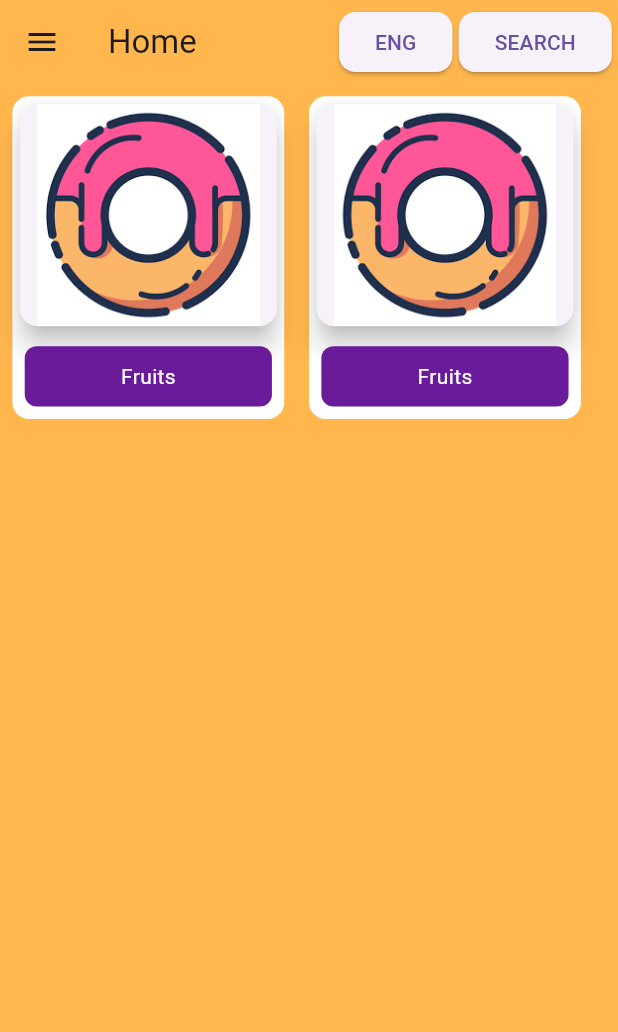
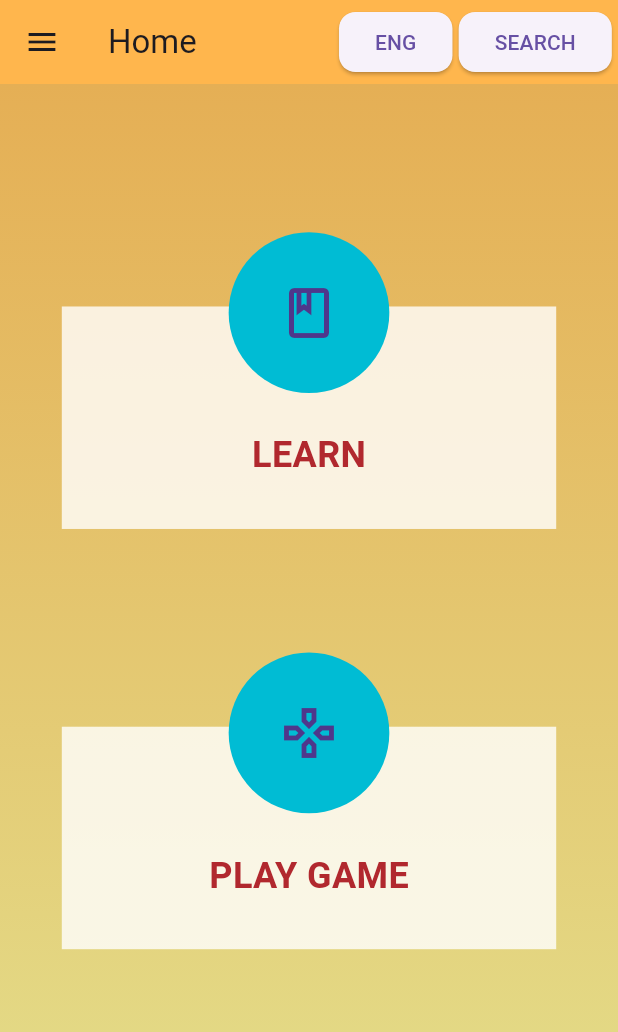
Before and after one commit to shayansaeed123/picture_dictionary, a Flutter app: the HomePage screen opened directly, on a phone screen of 412 x 824 dp. Shown: the top 1032 px of the screen. Run offline on Flutter 3.47's test engine with Material 3 defaults, Android fonts, the phone set to English and light mode, and no system bars; our stand-ins replace device_preview.

Commit message:
new
home

```diff
--- a/lib/view/dashboard/home.dart
+++ b/lib/view/dashboard/home.dart
@@ -4,6 +4,7 @@ import 'package:flutter/cupertino.dart';
 import 'package:flutter/material.dart';
 import 'package:flutter/widgets.dart';
 import 'package:picture_dictionary/res/reusablehomebtn.dart';
+import 'package:picture_dictionary/view/dashboard/categories.dart';
 import 'package:picture_dictionary/widget/sidebar.dart';
 
 class HomePage extends StatefulWidget {
@@ -38,150 +39,92 @@ class _HomePageState extends State<HomePage> {
         ],
         ),
         drawer: SideBar(),
-      body: Row(
+      body:
+      Container(
+        decoration: BoxDecoration(
+            gradient: LinearGradient(
+              begin: Alignment.topCenter,
+              end: Alignment.bottomCenter,
+              colors: [
+                // eb8815 f5d12d
+                Color(0xFFe5af55),
+                Color(0xFFe3e18e),
+              ],
+            ),
+          ),
+        child: Stack(
         children: [
-          Padding(
-            padding:  EdgeInsets.all(MediaQuery.of(context).size.height * .01),
-            child:
-            Container(
-              width: MediaQuery.of(context).size.width * .44,
-              height: MediaQuery.of(context).size.height * .261,
-              decoration: BoxDecoration(color: Colors.white,borderRadius: BorderRadius.circular(11),),
+          // Background image
+          // Positioned.fill(
+          //   child: Image.asset(
+          //     'assets/splash.png',
+          //     fit: BoxFit.cover,
+          //   ),
+          // ),
+          // Content
+          Positioned(
+            top: MediaQuery.of(context).size.height * 0.18,
+            left: MediaQuery.of(context).size.width * 0.1,
+            right: MediaQuery.of(context).size.width * 0.1,
+            child: InkWell(
+              onTap: (){
+                Navigator.push(context, MaterialPageRoute(builder: (context) => CategoriesPage(),));
+              },
+              child: Container(
+                height: MediaQuery.of(context).size.height * 0.18,
+                color: Colors.white.withOpacity(0.8),
+                padding: EdgeInsets.all(16.0),
                 child: Column(
-                mainAxisAlignment: MainAxisAlignment.spaceBetween,
+                  crossAxisAlignment: CrossAxisAlignment.center,
+                  mainAxisAlignment: MainAxisAlignment.end,
                   children: [
-                  Card(
-                    margin: EdgeInsets.all(5),
-                    child: Image.asset('assets/log.png',height: MediaQuery.of(context).size.height * .18,width: double.infinity,),
-                    elevation: 7,
+                    Text(
+                      'LEARN',
+                      style: TextStyle(color: Color(0xFFb1282e), fontSize: 24.0, fontWeight: FontWeight.bold),
                     ),
-                  Expanded(
-                    child: Container(
-                      width: double.infinity,
-                      // height: MediaQuery.of(context).size.height*0.05,
-                      margin: EdgeInsets.all(MediaQuery.of(context).size.height * .01),
-                      // padding: EdgeInsets.all(10),
-                      decoration: BoxDecoration(color: Colors.purple.shade800,borderRadius: BorderRadius.circular(8.0)),
-                      child: Center(child: Text('Fruits',style: TextStyle(color: Colors.white),)),
-
-                    ),
-                  )
+                    SizedBox(height: 16.0),
                   ],
                 ),
               ),
             ),
-          Padding(
-            padding: EdgeInsets.all(MediaQuery.of(context).size.height * .01),
+          ),
+          Positioned(
+            top: MediaQuery.of(context).size.height * 0.12,
+            left: MediaQuery.of(context).size.width * 0.1,
+            right: MediaQuery.of(context).size.width * 0.1,
+            child: CircleAvatar(backgroundColor: Colors.cyan,radius: MediaQuery.of(context).size.height * 0.065,child: Icon(Icons.book_outlined,size: 40,),)
+            ),
+            // Content
+          Positioned(
+            top: MediaQuery.of(context).size.height * 0.52,
+            left: MediaQuery.of(context).size.width * 0.1,
+            right: MediaQuery.of(context).size.width * 0.1,
             child: Container(
-              width: MediaQuery.of(context).size.width * .44,
-              height: MediaQuery.of(context).size.height * .261,
-              decoration: BoxDecoration(color: Colors.white,borderRadius: BorderRadius.circular(11),),
+              height: MediaQuery.of(context).size.height * 0.18,
+              color: Colors.white.withOpacity(0.8),
+              padding: EdgeInsets.all(16.0),
               child: Column(
-                mainAxisAlignment: MainAxisAlignment.spaceBetween,
+                crossAxisAlignment: CrossAxisAlignment.center,
+                mainAxisAlignment: MainAxisAlignment.end,
                 children: [
-                  Card(
-                    margin: EdgeInsets.all(5),
-                    child: Image.asset('assets/log.png',height: MediaQuery.of(context).size.height * .18,width: double.infinity,),
-                    elevation: 7,
+                  Text(
+                    'PLAY GAME',
+                    style: TextStyle(color: Color(0xFFb1282e), fontSize: 24.0, fontWeight: FontWeight.bold),
                   ),
-                  Expanded(
-                    child: Container(
-                      width: double.infinity,
-                      // height: MediaQuery.of(context).size.height*0.05,
-                      margin: EdgeInsets.all(MediaQuery.of(context).size.height * .01),
-                      // padding: EdgeInsets.all(MediaQuery.of(context).size.height * .02),
-                      decoration: BoxDecoration(color: Colors.purple.shade800,borderRadius: BorderRadius.circular(8.0)),
-                      child: Center(child: Text('Fruits',style: TextStyle(color: Colors.white),)),
-
-                    ),
-                  )
+                  SizedBox(height: 16.0),
                 ],
               ),
             ),
           ),
-
+          Positioned(
+            top: MediaQuery.of(context).size.height * 0.46,
+            left: MediaQuery.of(context).size.width * 0.1,
+            right: MediaQuery.of(context).size.width * 0.1,
+            child: CircleAvatar(backgroundColor: Colors.cyan,radius: MediaQuery.of(context).size.height * 0.065,child: Icon(Icons.gamepad_outlined,size: 40,),)
+          )
         ],
+      ),
       )
-      // Container(
-      //   decoration: BoxDecoration(
-      //       gradient: LinearGradient(
-      //         begin: Alignment.topCenter,
-      //         end: Alignment.bottomCenter,
-      //         colors: [
-      //           // eb8815 f5d12d
-      //           Color(0xFFe5af55),
-      //           Color(0xFFe3e18e),
-      //         ],
-      //       ),
-      //     ),
-      //   child: Stack(
-      //   children: [
-      //     // Background image
-      //     // Positioned.fill(
-      //     //   child: Image.asset(
-      //     //     'assets/splash.png',
-      //     //     fit: BoxFit.cover,
-      //     //   ),
-      //     // ),
-      //     // Content
-      //     Positioned(
-      //       top: MediaQuery.of(context).size.height * 0.18,
-      //       left: MediaQuery.of(context).size.width * 0.1,
-      //       right: MediaQuery.of(context).size.width * 0.1,
-      //       child: Container(
-      //         height: MediaQuery.of(context).size.height * 0.18,
-      //         color: Colors.white.withOpacity(0.8),
-      //         padding: EdgeInsets.all(16.0),
-      //         child: Column(
-      //           crossAxisAlignment: CrossAxisAlignment.center,
-      //           mainAxisAlignment: MainAxisAlignment.end,
-      //           children: [
-      //             Text(
-      //               'LEARN',
-      //               style: TextStyle(color: Color(0xFFb1282e), fontSize: 24.0, fontWeight: FontWeight.bold),
-      //             ),
-      //             SizedBox(height: 16.0),
-      //           ],
-      //         ),
-      //       ),
-      //     ),
-      //     Positioned(
-      //       top: MediaQuery.of(context).size.height * 0.12,
-      //       left: MediaQuery.of(context).size.width * 0.1,
-      //       right: MediaQuery.of(context).size.width * 0.1,
-      //       child: CircleAvatar(backgroundColor: Colors.cyan,radius: MediaQuery.of(context).size.height * 0.065,child: Icon(Icons.book_outlined,size: 40,),)
-      //       ),
-      //       // Content
-      //     Positioned(
-      //       top: MediaQuery.of(context).size.height * 0.52,
-      //       left: MediaQuery.of(context).size.width * 0.1,
-      //       right: MediaQuery.of(context).size.width * 0.1,
-      //       child: Container(
-      //         height: MediaQuery.of(context).size.height * 0.18,
-      //         color: Colors.white.withOpacity(0.8),
-      //         padding: EdgeInsets.all(16.0),
-      //         child: Column(
-      //           crossAxisAlignment: CrossAxisAlignment.center,
-      //           mainAxisAlignment: MainAxisAlignment.end,
-      //           children: [
-      //             Text(
-      //               'PLAY GAME',
-      //               style: TextStyle(color: Color(0xFFb1282e), fontSize: 24.0, fontWeight: FontWeight.bold),
-      //             ),
-      //             SizedBox(height: 16.0),
-      //           ],
-      //         ),
-      //       ),
-      //     ),
-      //     Positioned(
-      //       top: MediaQuery.of(context).size.height * 0.46,
-      //       left: MediaQuery.of(context).size.width * 0.1,
-      //       right: MediaQuery.of(context).size.width * 0.1,
-      //       child: CircleAvatar(backgroundColor: Colors.cyan,radius: MediaQuery.of(context).size.height * 0.065,child: Icon(Icons.gamepad_outlined,size: 40,),)
-      //     )
-      //   ],
-      // ),
-      // )
     );
   }
 }
```
Also changed, not shown: lib/view/dashboard/categories.dart (added, +105 -0 lines), lib/view/dashboard/items.dart (added, +17 -0 lines), lib/view/login/login_signup.dart (+16 -13 lines). Lines whose indentation alone changed are shown as unchanged.
